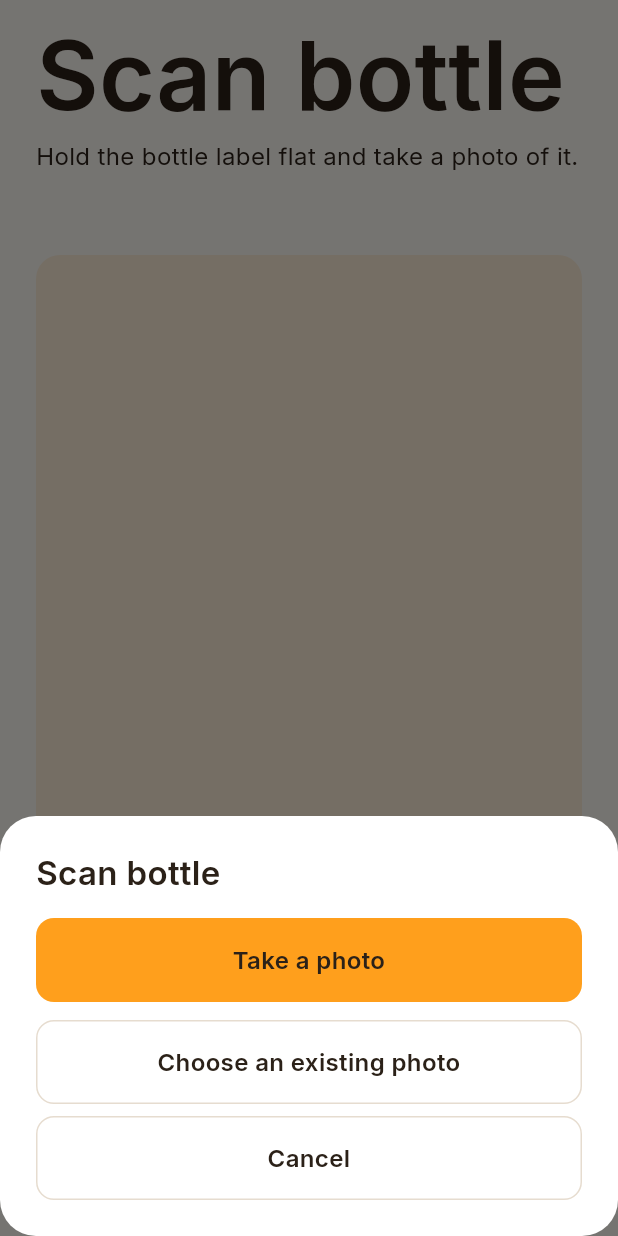
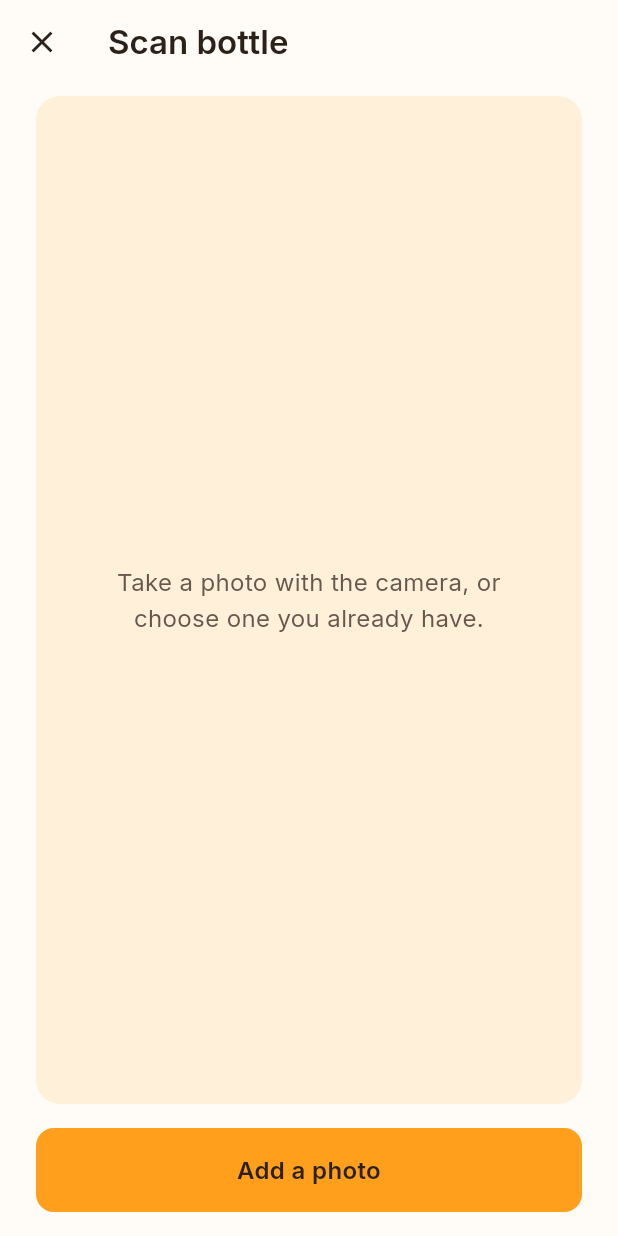
Before and after one commit to viktorinkov/HackMIT-2026, a Flutter app: the CaptureScreen screen opened directly, after a tap on "Scan bottle", on a phone screen of 412 x 824 dp. Run offline on Flutter 3.47's test engine with Material 3 defaults, Android fonts, the phone set to English and light mode, and no system bars; our stand-ins replace image_picker, permission_handler, rive; missing offline and left inert: waveform_flutter; statements that could not run were skipped.

Commit message:
Hold one shared Rive box across the flow and move photos to a full-screen route

```diff
--- a/mobile/lib/rive/peel_rive_widgets.dart
+++ b/mobile/lib/rive/peel_rive_widgets.dart
@@ -1,3 +1,5 @@
+import 'dart:math' as math;
+
 import 'package:flutter/material.dart';
 import 'package:rive/rive.dart' as rive;
 
@@ -58,16 +60,31 @@ class _PeelRiveHostState extends State<PeelRiveHost> {
 
 /// A hole in a screen where the shared artboard is drawn. It reports its
 /// position to [peelRiveStage] and sets the stage the screen wants to show.
+///
+/// Every slot resolves to the same box, so the artboard keeps one size and one
+/// anchor from onboarding to the last screen instead of resizing per screen.
 class PeelRiveSlot extends StatefulWidget {
-  const PeelRiveSlot({
-    required this.stage,
-    this.aspectRatio = PeelRiveStage.aspectRatio,
-    this.fallback,
-    super.key,
-  });
+  const PeelRiveSlot({required this.stage, this.fallback, super.key});
+
+  /// Room every screen leaves above and below the slot: the 176 dp shared
+  /// header, the step row, the pinned actions and the system insets.
+  static const chrome = 460.0;
+
+  /// The shared slot box: the artboard's 364x416 ratio at full width inside
+  /// the 24 dp gutters, shrunk only far enough that the surrounding chrome
+  /// still fits. It depends on the viewport alone, so it is the same on every
+  /// screen and the artboard never resizes mid-flow.
+  static Size sizeOf(BuildContext context) {
+    final viewport = MediaQuery.sizeOf(context);
+    final width = viewport.width - 2 * PeelSpace.x24;
+    final height = math.min(
+      width / PeelRiveStage.aspectRatio,
+      math.max(viewport.height - chrome, viewport.height * 0.35),
+    );
+    return Size(height * PeelRiveStage.aspectRatio, height);
+  }
 
   final PeelStage stage;
-  final double aspectRatio;
 
   /// Shown instead of the artboard when the Rive file cannot be loaded.
   final Widget? fallback;
@@ -131,9 +148,14 @@ class _PeelRiveSlotState extends State<PeelRiveSlot> {
 
   @override
   Widget build(BuildContext context) {
-    return AspectRatio(
+    final size = PeelRiveSlot.sizeOf(context);
+    // Centred inside whatever width the screen gives it, so a stretching
+    // column cannot widen the slot and change the artboard's box.
+    return Align(
+      child: SizedBox(
         key: _key,
-      aspectRatio: widget.aspectRatio,
+        width: size.width,
+        height: size.height,
         child: peelRiveStage.failed
             ? (widget.fallback ??
                 const DecoratedBox(
@@ -143,6 +165,7 @@ class _PeelRiveSlotState extends State<PeelRiveSlot> {
                   ),
                 ))
             : const SizedBox.expand(),
+      ),
     );
   }
 }
--- a/mobile/lib/screens/capture_screen.dart
+++ b/mobile/lib/screens/capture_screen.dart
@@ -2,48 +2,25 @@ import 'package:flutter/material.dart';
 
 import '../rive/peel_rive_stage.dart';
 import '../rive/peel_rive_widgets.dart';
-import '../services/photo_service.dart';
 import '../state/scan_session.dart';
 import '../theme/peel_theme.dart';
 import '../widgets/peel_button.dart';
 import '../widgets/peel_scaffold.dart';
-import '../widgets/photo_slot.dart';
 import '../widgets/scan_steps.dart';
 import 'device_screen.dart';
+import 'photo_screen.dart';
 
 class CaptureCopy {
-  const CaptureCopy({
-    required this.title,
-    required this.instruction,
-    required this.placeholder,
-    required this.action,
-  });
+  const CaptureCopy({required this.title, required this.action});
 
   final String title;
-  final String instruction;
-  final String placeholder;
   final String action;
 }
 
 const _copy = {
-  ScanStep.bottle: CaptureCopy(
-    title: 'Scan bottle',
-    instruction: 'Hold the bottle label flat and take a photo of it.',
-    placeholder: 'Bottle comes to screen and the phone takes a picture of it',
-    action: 'Scan bottle',
-  ),
-  ScanStep.imprint: CaptureCopy(
-    title: 'Scan imprint',
-    instruction: 'Place the pill so the letters and numbers face the camera.',
-    placeholder: 'Pill turns until the imprint faces the camera',
-    action: 'Scan imprint',
-  ),
-  ScanStep.pill: CaptureCopy(
-    title: 'Scan pill',
-    instruction: 'Take one more photo of the whole pill.',
-    placeholder: 'Pill rests on the tray while the phone takes a picture',
-    action: 'Scan pill',
-  ),
+  ScanStep.bottle: CaptureCopy(title: 'Scan bottle', action: 'Scan bottle'),
+  ScanStep.imprint: CaptureCopy(title: 'Scan imprint', action: 'Scan imprint'),
+  ScanStep.pill: CaptureCopy(title: 'Scan pill', action: 'Scan pill'),
 };
 
 class CaptureScreen extends StatefulWidget {
@@ -64,10 +41,14 @@ class _CaptureScreenState extends State<CaptureScreen> {
         ScanStep.pill => PeelStage.pillScan,
       };
 
-  Future<void> _pick() async {
-    final file = await choosePhoto(context, title: copy.title);
-    if (file == null) return;
-    scanSession.setPhoto(widget.step, file);
+  Future<void> _openPhoto() async {
+    final choice = await PhotoScreen.open(
+      context,
+      title: copy.title,
+      photo: scanSession.photoFor(widget.step),
+    );
+    if (choice == null) return;
+    scanSession.setPhoto(widget.step, choice.file);
     setState(() {});
   }
 
@@ -87,31 +68,28 @@ class _CaptureScreenState extends State<CaptureScreen> {
     final photo = scanSession.photoFor(widget.step);
     return PeelScaffold(
       fill: true,
+      padding: const EdgeInsets.symmetric(horizontal: PeelSpace.x24),
       content: [
-        Text(copy.title, style: PeelText.brand),
-        const SizedBox(height: PeelSpace.x8),
-        Text(copy.instruction, style: PeelText.body),
-        const SizedBox(height: PeelSpace.x24),
-        Flexible(
-          child: PhotoSlot(
-            photo: photo,
-            description: copy.placeholder,
-            empty: PeelRiveSlot(stage: stage),
-            onAdd: _pick,
-            onReplace: _pick,
-            onRemove: () {
-              scanSession.setPhoto(widget.step, null);
-              setState(() {});
-            },
-          ),
+        PeelStageHeader(
+          title: copy.title,
+          trailing: photo == null
+              ? null
+              : TextButton(
+                  onPressed: _openPhoto,
+                  child: Text(
+                    'View photo',
+                    style: PeelText.label.copyWith(color: PeelColors.deep),
+                  ),
+                ),
         ),
+        PeelRiveSlot(stage: stage),
         const SizedBox(height: PeelSpace.x16),
         ScanSteps(current: widget.step),
       ],
       actions: [
         PeelButton(
           label: photo == null ? copy.action : 'Continue',
-          onPressed: photo == null ? _pick : _continue,
+          onPressed: photo == null ? _openPhoto : _continue,
         ),
         if (Navigator.of(context).canPop())
           PeelButton(
--- a/mobile/lib/screens/device_screen.dart
+++ b/mobile/lib/screens/device_screen.dart
@@ -100,14 +100,21 @@ class _DeviceScreenState extends State<DeviceScreen> {
 
     return PeelScaffold(
       fill: true,
+      padding: const EdgeInsets.symmetric(horizontal: PeelSpace.x24),
       content: [
-        Text(copy.title, style: PeelText.brand),
-        const SizedBox(height: PeelSpace.x8),
-        Text(copy.body, style: PeelText.body),
-        const SizedBox(height: PeelSpace.x24),
-        Flexible(child: Center(child: PeelRiveSlot(stage: _stage))),
+        PeelStageHeader(title: copy.title),
+        PeelRiveSlot(stage: _stage),
         const SizedBox(height: PeelSpace.x16),
         const ScanSteps(current: ScanStep.pill),
+        const SizedBox(height: PeelSpace.x8),
+        Flexible(
+          child: Text(
+            copy.body,
+            style: PeelText.body,
+            maxLines: 2,
+            overflow: TextOverflow.ellipsis,
+          ),
+        ),
       ],
       actions: [
         if (_phase != DevicePhase.complete)
--- a/mobile/lib/screens/onboarding_screen.dart
+++ b/mobile/lib/screens/onboarding_screen.dart
@@ -15,20 +15,17 @@ class OnboardingScreen extends StatelessWidget {
   Widget build(BuildContext context) {
     return PeelScaffold(
       fill: true,
+      padding: const EdgeInsets.symmetric(horizontal: PeelSpace.x24),
       content: const [
-        Text('Peel', style: PeelText.brand),
-        SizedBox(height: PeelSpace.x8),
-        Text(
-          'Check a pill against its bottle in three short steps.',
-          style: PeelText.body,
-        ),
-        SizedBox(height: PeelSpace.x24),
+        PeelStageHeader(title: 'Peel'),
+        PeelRiveSlot(stage: PeelStage.bottleScan),
+        SizedBox(height: PeelSpace.x16),
         Flexible(
-          child: Center(
-            child: PeelRiveSlot(
-              stage: PeelStage.bottleScan,
-              aspectRatio: 13 / 12,
-            ),
+          child: Text(
+            'Check a pill against its bottle in three short steps.',
+            style: PeelText.body,
+            maxLines: 2,
+            overflow: TextOverflow.ellipsis,
           ),
         ),
       ],
--- /dev/null
+++ b/mobile/lib/screens/photo_screen.dart
@@ -0,0 +1,150 @@
+import 'dart:io';
+
+import 'package:flutter/material.dart';
+
+import '../services/photo_service.dart';
+import '../theme/peel_theme.dart';
+import '../widgets/peel_button.dart';
+
+/// What the photo screen hands back. `null` from the route means the caller's
+/// photo is unchanged; a result with a null [file] means it was removed.
+class PhotoChoice {
+  const PhotoChoice(this.file);
+
+  final File? file;
+}
+
+/// Full-screen capture and preview, pushed as a fullscreen dialog so the app
+/// bar's auto leading is an X rather than a back arrow. Taking, replacing and
+/// removing a photo all happen here, so the scan screens never swap the shared
+/// artboard out for a preview.
+class PhotoScreen extends StatefulWidget {
+  const PhotoScreen({super.key, required this.title, this.photo});
+
+  final String title;
+  final File? photo;
+
+  static Future<PhotoChoice?> open(
+    BuildContext context, {
+    required String title,
+    File? photo,
+  }) {
+    return Navigator.of(context).push<PhotoChoice>(
+      MaterialPageRoute<PhotoChoice>(
+        fullscreenDialog: true,
+        builder: (_) => PhotoScreen(title: title, photo: photo),
+      ),
+    );
+  }
+
+  @override
+  State<PhotoScreen> createState() => _PhotoScreenState();
+}
+
+class _PhotoScreenState extends State<PhotoScreen> {
+  File? _photo;
+
+  @override
+  void initState() {
+    super.initState();
+    _photo = widget.photo;
+  }
+
+  Future<void> _pick() async {
+    final file = await choosePhoto(context, title: widget.title);
+    if (file == null || !mounted) return;
+    setState(() => _photo = file);
+  }
+
+  @override
+  Widget build(BuildContext context) {
+    final photo = _photo;
+    return Scaffold(
+      backgroundColor: PeelColors.canvas,
+      appBar: AppBar(
+        backgroundColor: PeelColors.canvas,
+        foregroundColor: PeelColors.ink,
+        elevation: 0,
+        title: Text(widget.title, style: PeelText.heading),
+      ),
+      body: SafeArea(
+        top: false,
+        child: Padding(
+          padding: const EdgeInsets.fromLTRB(
+            PeelSpace.x24,
+            PeelSpace.x8,
+            PeelSpace.x24,
+            PeelSpace.x16,
+          ),
+          child: Column(
+            crossAxisAlignment: CrossAxisAlignment.stretch,
+            children: [
+              Expanded(
+                child: photo == null
+                    ? const _Empty()
+                    : ClipRRect(
+                        borderRadius: PeelRadii.r16,
+                        child: ColoredBox(
+                          color: PeelColors.camera,
+                          child: Image.file(
+                            photo,
+                            fit: BoxFit.contain,
+                            width: double.infinity,
+                          ),
+                        ),
+                      ),
+              ),
+              const SizedBox(height: PeelSpace.x16),
+              if (photo == null)
+                PeelButton(label: 'Add a photo', onPressed: _pick)
+              else ...[
+                PeelButton(
+                  label: 'Use this photo',
+                  onPressed: () =>
+                      Navigator.of(context).pop(PhotoChoice(photo)),
+                ),
+                const SizedBox(height: PeelSpace.x8),
+                PeelButton(
+                  label: 'Replace photo',
+                  variant: PeelButtonVariant.secondary,
+                  onPressed: _pick,
+                ),
+                const SizedBox(height: PeelSpace.x8),
+                PeelButton(
+                  label: 'Remove photo',
+                  variant: PeelButtonVariant.text,
+                  onPressed: () =>
+                      Navigator.of(context).pop(const PhotoChoice(null)),
+                ),
+              ],
+            ],
+          ),
+        ),
+      ),
+    );
+  }
+}
+
+class _Empty extends StatelessWidget {
+  const _Empty();
+
+  @override
+  Widget build(BuildContext context) {
+    return DecoratedBox(
+      decoration: const BoxDecoration(
+        color: PeelColors.soft,
+        borderRadius: PeelRadii.r16,
+      ),
+      child: Center(
+        child: Padding(
+          padding: const EdgeInsets.all(PeelSpace.x24),
+          child: Text(
+            'Take a photo with the camera, or choose one you already have.',
+            style: PeelText.body.copyWith(color: PeelColors.muted),
+            textAlign: TextAlign.center,
+          ),
+        ),
+      ),
+    );
+  }
+}
--- a/mobile/lib/screens/sending_report_screen.dart
+++ b/mobile/lib/screens/sending_report_screen.dart
@@ -38,22 +38,19 @@ class _SendingReportScreenState extends State<SendingReportScreen> {
   Widget build(BuildContext context) {
     return PeelScaffold(
       fill: true,
+      padding: const EdgeInsets.symmetric(horizontal: PeelSpace.x24),
       content: [
-        Text(_sent ? 'Report sent' : 'Sending report', style: PeelText.title),
-        const SizedBox(height: PeelSpace.x8),
-        Text(
-          _sent
-              ? 'Thank you. Someone will look at this bottle.'
-              : 'Your report and scan photos are on their way.',
-          style: PeelText.body,
-        ),
-        const SizedBox(height: PeelSpace.x24),
+        PeelStageHeader(title: _sent ? 'Report sent' : 'Sending report'),
+        PeelRiveSlot(stage: _sent ? PeelStage.complete : PeelStage.research),
+        const SizedBox(height: PeelSpace.x16),
         Flexible(
-          child: Center(
-            child: PeelRiveSlot(
-              stage: _sent ? PeelStage.complete : PeelStage.research,
-              aspectRatio: 13 / 12,
-            ),
+          child: Text(
+            _sent
+                ? 'Thank you. Someone will look at this bottle.'
+                : 'Your report and scan photos are on their way.',
+            style: PeelText.body,
+            maxLines: 2,
+            overflow: TextOverflow.ellipsis,
           ),
         ),
       ],
--- a/mobile/lib/widgets/peel_scaffold.dart
+++ b/mobile/lib/widgets/peel_scaffold.dart
@@ -11,15 +11,18 @@ class PeelScaffold extends StatelessWidget {
     this.actions = const [],
     this.topBar,
     this.fill = false,
+    this.padding,
   });
 
   final List<Widget> content;
   final List<Widget> actions;
   final Widget? topBar;
 
-  /// Lays the content out inside the viewport instead of scrolling it, so a
-  /// flexible child shrinks rather than sliding under the pinned actions.
+  /// Lays the content out inside the viewport instead of scrolling it, so the
+  /// shared Rive slot keeps its size instead of scrolling out of view.
   final bool fill;
+
+  final EdgeInsets? padding;
 
   @override
   Widget build(BuildContext context) {
@@ -31,12 +34,13 @@ class PeelScaffold extends StatelessWidget {
             if (topBar != null) topBar!,
             Expanded(
               child: Padding(
-                padding: const EdgeInsets.fromLTRB(
-                  PeelSpace.x24,
-                  PeelSpace.x16,
-                  PeelSpace.x24,
-                  PeelSpace.x24,
-                ),
+                padding: padding ??
+                    const EdgeInsets.fromLTRB(
+                      PeelSpace.x24,
+                      PeelSpace.x16,
+                      PeelSpace.x24,
+                      PeelSpace.x24,
+                    ),
                 child: fill
                     ? Column(
                         crossAxisAlignment: CrossAxisAlignment.stretch,
@@ -69,6 +73,47 @@ class PeelScaffold extends StatelessWidget {
                 ),
               ),
           ],
+        ),
+      ),
+    );
+  }
+}
+
+/// Figma's "Shared scan header" (364x176): a fixed block above the shared
+/// Rive slot, so the slot starts at the same y on every screen of the flow
+/// and the artboard neither moves nor resizes across navigation.
+class PeelStageHeader extends StatelessWidget {
+  const PeelStageHeader({super.key, required this.title, this.trailing});
+
+  static const height = 176.0;
+  static const _titleHeight = 136.0;
+
+  final String title;
+  final Widget? trailing;
+
+  @override
+  Widget build(BuildContext context) {
+    return SizedBox(
+      height: height,
+      width: double.infinity,
+      child: Padding(
+        padding: const EdgeInsets.only(top: PeelSpace.x24),
+        child: SizedBox(
+          height: _titleHeight,
+          child: Row(
+            crossAxisAlignment: CrossAxisAlignment.start,
+            children: [
+              Expanded(
+                child: Text(
+                  title,
+                  style: PeelText.brand,
+                  maxLines: 2,
+                  overflow: TextOverflow.ellipsis,
+                ),
+              ),
+              if (trailing != null) trailing!,
+            ],
+          ),
         ),
       ),
     );
--- a/mobile/lib/widgets/photo_slot.dart
+++ /dev/null
@@ -1,85 +0,0 @@
-import 'dart:io';
-
-import 'package:flutter/material.dart';
-
-import '../theme/peel_theme.dart';
-import 'animation_placeholder.dart';
-
-/// The scan slot: animation placeholder until a photo exists, then a preview
-/// of the photo the user took or chose.
-class PhotoSlot extends StatelessWidget {
-  const PhotoSlot({
-    super.key,
-    required this.photo,
-    required this.description,
-    this.empty,
-    required this.onAdd,
-    required this.onReplace,
-    required this.onRemove,
-  });
-
-  final File? photo;
-  final String description;
-
-  /// Drawn in place of the placeholder before a photo is taken.
-  final Widget? empty;
-  final VoidCallback onAdd;
-  final VoidCallback onReplace;
-  final VoidCallback onRemove;
-
-  @override
-  Widget build(BuildContext context) {
-    if (photo == null) {
-      return Center(
-        child: GestureDetector(
-          onTap: onAdd,
-          child: empty ?? AnimationPlaceholder(description: description),
-        ),
-      );
-    }
-
-    return Column(
-      mainAxisSize: MainAxisSize.min,
-      crossAxisAlignment: CrossAxisAlignment.stretch,
-      children: [
-        Flexible(
-          child: Center(
-            child: AspectRatio(
-              aspectRatio: 364 / 416,
-              child: ClipRRect(
-                borderRadius: PeelRadii.r16,
-                child: Container(
-                  color: PeelColors.camera,
-                  child: Image.file(photo!, fit: BoxFit.contain),
-                ),
-              ),
-            ),
-          ),
-        ),
-        const SizedBox(height: PeelSpace.x8),
-        Row(
-          children: [
-            Expanded(
-              child: TextButton(
-                onPressed: onReplace,
-                child: Text(
-                  'Replace photo',
-                  style: PeelText.label.copyWith(color: PeelColors.deep),
-                ),
-              ),
-            ),
-            Expanded(
-              child: TextButton(
-                onPressed: onRemove,
-                child: Text(
-                  'Remove photo',
-                  style: PeelText.label.copyWith(color: PeelColors.muted),
-                ),
-              ),
-            ),
-          ],
-        ),
-      ],
-    );
-  }
-}
```
Lines whose indentation alone changed are shown as unchanged.
